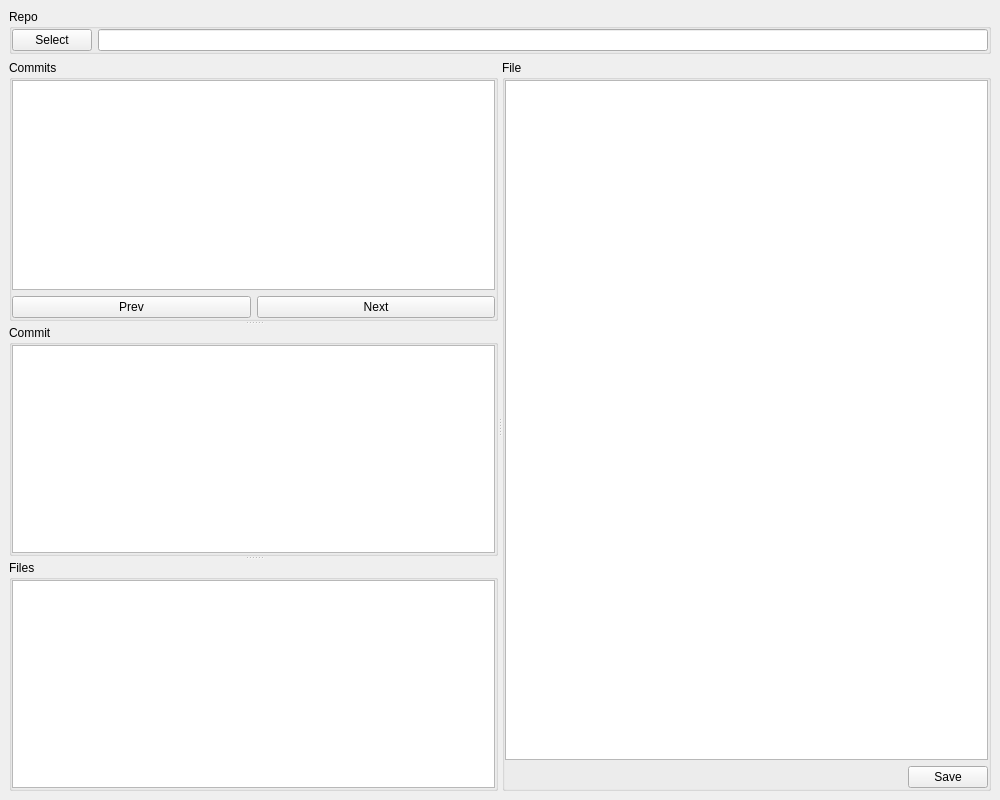
Old version of the form mainwindow.ui in the repository mugiseyebrows/gitshow.
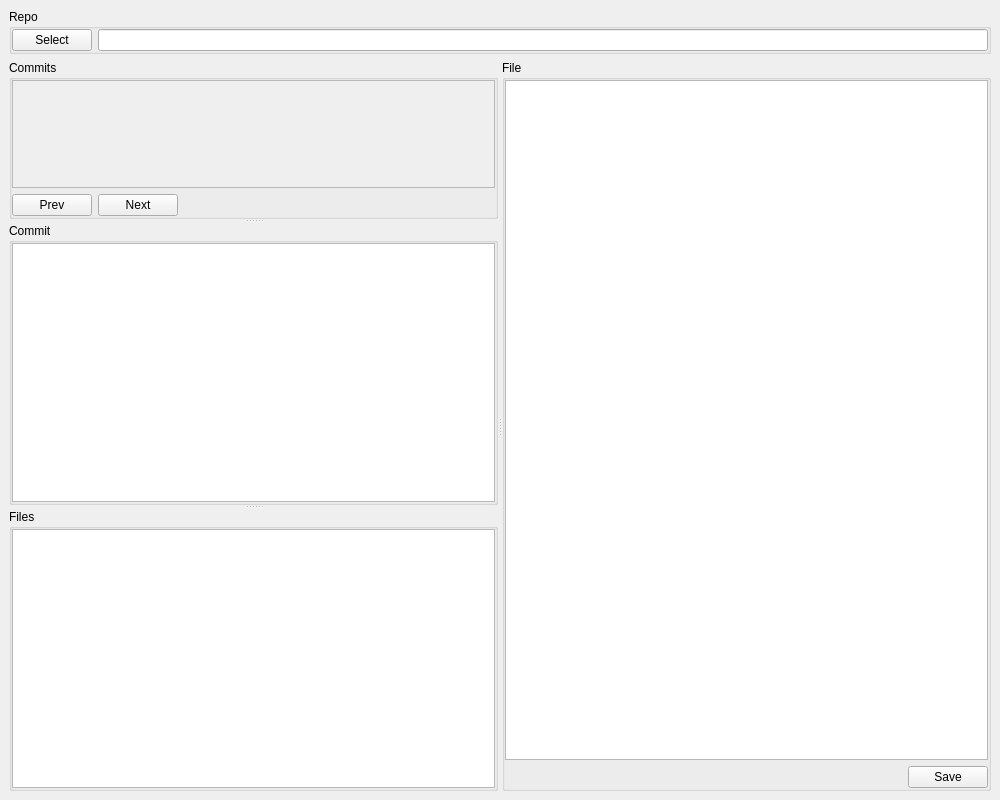
New version of the form.

Diff of the .ui file:
```diff
--- a/mainwindow.ui
+++ b/mainwindow.ui
@@ -47,11 +47,11 @@
      </widget>
     </item>
     <item>
-     <widget class="QSplitter" name="splitter_2">
+     <widget class="QSplitter" name="horizontalSplitter">
       <property name="orientation">
        <enum>Qt::Horizontal</enum>
       </property>
-      <widget class="QSplitter" name="splitter">
+      <widget class="QSplitter" name="verticalSplitter">
        <property name="orientation">
         <enum>Qt::Vertical</enum>
        </property>
@@ -73,12 +73,20 @@
           <number>0</number>
          </property>
          <item>
-          <widget class="QListView" name="commits">
-           <property name="font">
-            <font>
-             <family>Liberation Mono</family>
-            </font>
+          <widget class="QScrollArea" name="commits">
+           <property name="widgetResizable">
+            <bool>true</bool>
            </property>
+           <widget class="QWidget" name="scrollAreaWidgetContents">
+            <property name="geometry">
+             <rect>
+              <x>0</x>
+              <y>0</y>
+              <width>481</width>
+              <height>195</height>
+             </rect>
+            </property>
+           </widget>
           </widget>
          </item>
          <item>
@@ -97,6 +105,19 @@
              </property>
             </widget>
            </item>
+           <item>
+            <spacer name="horizontalSpacer_2">
+             <property name="orientation">
+              <enum>Qt::Horizontal</enum>
+             </property>
+             <property name="sizeHint" stdset="0">
+              <size>
+               <width>40</width>
+               <height>20</height>
+              </size>
+             </property>
+            </spacer>
+           </item>
           </layout>
          </item>
         </layout>
```
